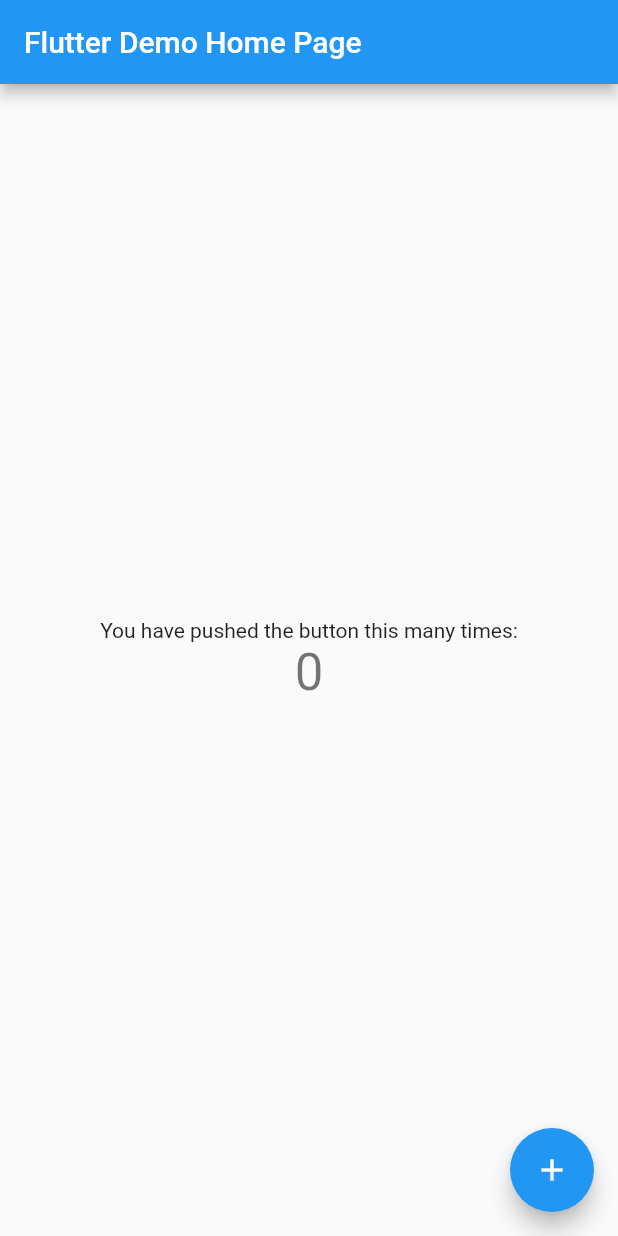
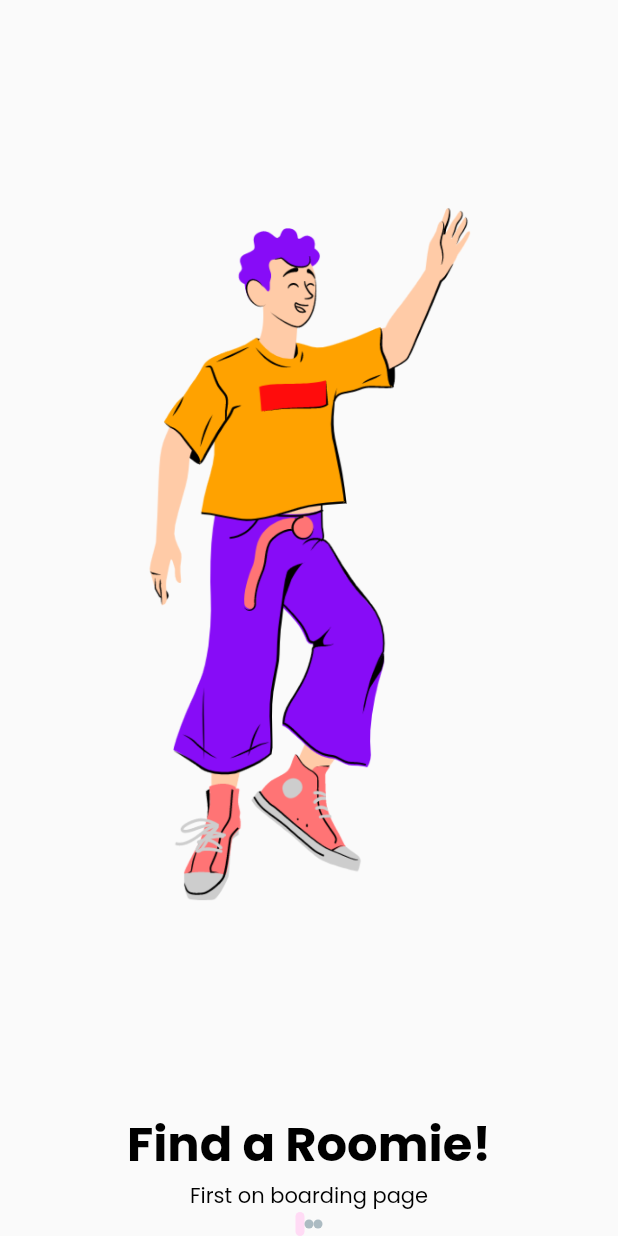
Before and after one commit to satriawarn/FlutterBooking, a Flutter app: the screen it shows after launch, on a phone screen of 412 x 824 dp. Run offline on Flutter 3.47's test engine with Material 2 defaults, Android fonts, the phone set to English and light mode, and no system bars; our stand-ins replace bloc, flutter_bloc.

Commit message:
Add onboardin page and component

```diff
--- a/lib/config/theme/app_font.dart
+++ b/lib/config/theme/app_font.dart
@@ -2,59 +2,152 @@ import 'package:flutter/material.dart';
 
 class AppFont {
   static TextStyle get hero => const TextStyle(
-      fontSize: 72, fontWeight: FontWeight.w700, color: Colors.black);
+        fontSize: 72,
+        fontWeight: FontWeight.w700,
+        color: Colors.black,
+      );
 
   static TextStyle get display1 => const TextStyle(
-      fontSize: 56, fontWeight: FontWeight.w700, color: Colors.black);
+        fontSize: 56,
+        fontWeight: FontWeight.w700,
+        color: Colors.black,
+      );
 
   static TextStyle get display2 => const TextStyle(
-      fontSize: 40, fontWeight: FontWeight.w700, color: Colors.black);
+        fontSize: 40,
+        fontWeight: FontWeight.w700,
+        color: Colors.black,
+      );
 
   static TextStyle get display3 => const TextStyle(
-      fontSize: 32, fontWeight: FontWeight.w700, color: Colors.black);
+        fontSize: 32,
+        fontWeight: FontWeight.w700,
+        color: Colors.black,
+      );
 
   static TextStyle get heading1 => const TextStyle(
-      fontSize: 24, fontWeight: FontWeight.w700, color: Colors.black);
+        fontSize: 24,
+        fontWeight: FontWeight.w700,
+        color: Colors.black,
+      );
 
   static TextStyle get heading2 => const TextStyle(
-      fontSize: 20, fontWeight: FontWeight.w700, color: Colors.black);
+        fontSize: 20,
+        fontWeight: FontWeight.w700,
+        color: Colors.black,
+      );
 
   static TextStyle get paragraphLarge => const TextStyle(
-      fontSize: 16, fontWeight: FontWeight.w400, color: Colors.black);
+        fontSize: 16,
+        fontWeight: FontWeight.w400,
+        color: Colors.black,
+      );
 
   static TextStyle get paragraphLargeBold => const TextStyle(
-      fontSize: 16, fontWeight: FontWeight.w700, color: Colors.black);
+        fontSize: 16,
+        fontWeight: FontWeight.w700,
+        color: Colors.black,
+      );
 
   static TextStyle get paragraphMedium => const TextStyle(
-      fontSize: 14, fontWeight: FontWeight.w400, color: Colors.black);
+        fontSize: 14,
+        fontWeight: FontWeight.w400,
+        color: Colors.black,
+      );
 
   static TextStyle get paragraphMediumBold => const TextStyle(
-      fontSize: 14, fontWeight: FontWeight.w700, color: Colors.black);
+        fontSize: 14,
+        fontWeight: FontWeight.w700,
+        color: Colors.black,
+      );
 
   static TextStyle get paragraphSmall => const TextStyle(
-      fontSize: 12, fontWeight: FontWeight.w400, color: Colors.black);
+        fontSize: 12,
+        fontWeight: FontWeight.w400,
+        color: Colors.black,
+      );
 
   static TextStyle get paragraphSmallBold => const TextStyle(
-      fontSize: 12, fontWeight: FontWeight.w700, color: Colors.black);
+        fontSize: 12,
+        fontWeight: FontWeight.w700,
+        color: Colors.black,
+      );
 
   static TextStyle get buttonLarge => const TextStyle(
-      fontSize: 16, fontWeight: FontWeight.w600, color: Colors.black);
+        fontSize: 16,
+        fontWeight: FontWeight.w600,
+        color: Colors.black,
+      );
 
   static TextStyle get buttonMedium => const TextStyle(
-      fontSize: 14, fontWeight: FontWeight.w600, color: Colors.black);
+        fontSize: 14,
+        fontWeight: FontWeight.w600,
+        color: Colors.black,
+      );
 
   static TextStyle get buttonSmall => const TextStyle(
-      fontSize: 12, fontWeight: FontWeight.w600, color: Colors.black);
+        fontSize: 12,
+        fontWeight: FontWeight.w600,
+        color: Colors.black,
+      );
 
   static TextStyle get componentLarge => const TextStyle(
-      fontSize: 16, fontWeight: FontWeight.w600, color: Colors.black);
+        fontSize: 16,
+        fontWeight: FontWeight.w600,
+        color: Colors.black,
+      );
 
   static TextStyle get componentMediumBold => const TextStyle(
-      fontSize: 14, fontWeight: FontWeight.w600, color: Colors.black);
+        fontSize: 14,
+        fontWeight: FontWeight.w600,
+        color: Colors.black,
+      );
 
   static TextStyle get componentMedium => const TextStyle(
-      fontSize: 14, fontWeight: FontWeight.w400, color: Colors.black);
+        fontSize: 14,
+        fontWeight: FontWeight.w400,
+        color: Colors.black,
+      );
 
   static TextStyle get componentSmall => const TextStyle(
-      fontSize: 12, fontWeight: FontWeight.w600, color: Colors.black);
+        fontSize: 12,
+        fontWeight: FontWeight.w600,
+        color: Colors.black,
+      );
+
+  static TextStyle get h0 => const TextStyle(
+        fontSize: 72,
+        fontWeight: FontWeight.w700,
+        color: Colors.black,
+      );
+
+  static TextStyle get h1 => const TextStyle(
+        fontSize: 56,
+        fontWeight: FontWeight.w700,
+        color: Colors.black,
+      );
+
+  static TextStyle get h2 => const TextStyle(
+        fontSize: 40,
+        fontWeight: FontWeight.w700,
+        color: Colors.black,
+      );
+
+  static TextStyle get h3 => const TextStyle(
+        fontSize: 32,
+        fontWeight: FontWeight.w700,
+        color: Colors.black,
+      );
+
+  static TextStyle get h4 => const TextStyle(
+        fontSize: 24,
+        fontWeight: FontWeight.w700,
+        color: Colors.black,
+      );
+
+  static TextStyle get h5 => const TextStyle(
+        fontSize: 20,
+        fontWeight: FontWeight.w700,
+        color: Colors.black,
+      );
 }
--- a/lib/data/model/onboarding/onboarding.dart
+++ b/lib/data/model/onboarding/onboarding.dart
@@ -1,41 +1,37 @@
-/// image : "imagenya"
-/// title : "titlenya"
-/// decription : "descriptionnya"
-
 class Onboarding {
   Onboarding({
       String? image,
       String? title,
-      String? decription,}){
+      String? description,}){
     _image = image;
     _title = title;
-    _decription = decription;
+    _description = description;
 }
 
   Onboarding.fromJson(dynamic json) {
     _image = json['image'];
     _title = json['title'];
-    _decription = json['decription'];
+    _description = json['description'];
   }
   String? _image;
   String? _title;
-  String? _decription;
+  String? _description;
 Onboarding copyWith({  String? image,
   String? title,
-  String? decription,
+  String? description,
 }) => Onboarding(  image: image ?? _image,
   title: title ?? _title,
-  decription: decription ?? _decription,
+  description: description ?? _description,
 );
   String? get image => _image;
   String? get title => _title;
-  String? get decription => _decription;
+  String? get description => _description;
 
   Map<String, dynamic> toJson() {
     final map = <String, dynamic>{};
     map['image'] = _image;
     map['title'] = _title;
-    map['decription'] = _decription;
+    map['description'] = _description;
     return map;
   }
 
--- a/lib/main.dart
+++ b/lib/main.dart
@@ -1,3 +1,4 @@
+import 'package:booking_aja/presentation/pages/onboarding/onboarding_view.dart';
 import 'package:flutter/material.dart';
 
 void main() {
@@ -11,105 +12,13 @@ class MyApp extends StatelessWidget {
   @override
   Widget build(BuildContext context) {
     return MaterialApp(
-      title: 'Flutter Demo',
+      debugShowCheckedModeBanner: false,
+      title: 'Booking Aja',
       theme: ThemeData(
-        // This is the theme of your application.
-        //
-        // Try running your application with "flutter run". You'll see the
-        // application has a blue toolbar. Then, without quitting the app, try
-        // changing the primarySwatch below to Colors.green and then invoke
-        // "hot reload" (press "r" in the console where you ran "flutter run",
-        // or simply save your changes to "hot reload" in a Flutter IDE).
-        // Notice that the counter didn't reset back to zero; the application
-        // is not restarted.
         primarySwatch: Colors.blue,
+        fontFamily: 'Poppins',
       ),
-      home: const MyHomePage(title: 'Flutter Demo Home Page'),
+      home: const OnboardingPage(),
     );
   }
 }
-
-class MyHomePage extends StatefulWidget {
-  const MyHomePage({super.key, required this.title});
-
-  // This widget is the home page of your application. It is stateful, meaning
-  // that it has a State object (defined below) that contains fields that affect
-  // how it looks.
-
-  // This class is the configuration for the state. It holds the values (in this
-  // case the title) provided by the parent (in this case the App widget) and
-  // used by the build method of the State. Fields in a Widget subclass are
-  // always marked "final".
-
-  final String title;
-
-  @override
-  State<MyHomePage> createState() => _MyHomePageState();
-}
-
-class _MyHomePageState extends State<MyHomePage> {
-  int _counter = 0;
-
-  void _incrementCounter() {
-    setState(() {
-      // This call to setState tells the Flutter framework that something has
-      // changed in this State, which causes it to rerun the build method below
-      // so that the display can reflect the updated values. If we changed
-      // _counter without calling setState(), then the build method would not be
-      // called again, and so nothing would appear to happen.
-      _counter++;
-    });
-  }
-
-  @override
-  Widget build(BuildContext context) {
-    // This method is rerun every time setState is called, for instance as done
-    // by the _incrementCounter method above.
-    //
-    // The Flutter framework has been optimized to make rerunning build methods
-    // fast, so that you can just rebuild anything that needs updating rather
-    // than having to individually change instances of widgets.
-    return Scaffold(
-      appBar: AppBar(
-        // Here we take the value from the MyHomePage object that was created by
-        // the App.build method, and use it to set our appbar title.
-        title: Text(widget.title),
-      ),
-      body: Center(
-        // Center is a layout widget. It takes a single child and positions it
-        // in the middle of the parent.
-        child: Column(
-          // Column is also a layout widget. It takes a list of children and
-          // arranges them vertically. By default, it sizes itself to fit its
-          // children horizontally, and tries to be as tall as its parent.
-          //
-          // Invoke "debug painting" (press "p" in the console, choose the
-          // "Toggle Debug Paint" action from the Flutter Inspector in Android
-          // Studio, or the "Toggle Debug Paint" command in Visual Studio Code)
-          // to see the wireframe for each widget.
-          //
-          // Column has various properties to control how it sizes itself and
-          // how it positions its children. Here we use mainAxisAlignment to
-          // center the children vertically; the main axis here is the vertical
-          // axis because Columns are vertical (the cross axis would be
-          // horizontal).
-          mainAxisAlignment: MainAxisAlignment.center,
-          children: <Widget>[
-            const Text(
-              'You have pushed the button this many times:',
-            ),
-            Text(
-              '$_counter',
-              style: Theme.of(context).textTheme.headline4,
-            ),
-          ],
-        ),
-      ),
-      floatingActionButton: FloatingActionButton(
-        onPressed: _incrementCounter,
-        tooltip: 'Increment',
-        child: const Icon(Icons.add),
-      ), // This trailing comma makes auto-formatting nicer for build methods.
-    );
-  }
-}
--- a/lib/presentation/pages/onboarding/component/component.dart
+++ b/lib/presentation/pages/onboarding/component/component.dart
@@ -0,0 +1,4 @@
+export 'onboarding_button.dart';
+export 'onboarding_image.dart';
+export 'onboarding_indicator.dart';
+export 'onboarding_title.dart';
--- a/lib/presentation/pages/onboarding/component/onboarding_button.dart
+++ b/lib/presentation/pages/onboarding/component/onboarding_button.dart
@@ -0,0 +1,10 @@
+import 'package:flutter/material.dart';
+
+class OnBoardingButton extends StatelessWidget {
+  const OnBoardingButton({Key? key}) : super(key: key);
+
+  @override
+  Widget build(BuildContext context) {
+    return Container();
+  }
+}
--- a/lib/presentation/pages/onboarding/component/onboarding_image.dart
+++ b/lib/presentation/pages/onboarding/component/onboarding_image.dart
@@ -0,0 +1,22 @@
+import 'package:flutter/material.dart';
+import 'package:flutter_bloc/flutter_bloc.dart';
+
+import '../onboarding_cubit.dart';
+
+class OnBoardingImage extends StatelessWidget {
+  const OnBoardingImage({Key? key}) : super(key: key);
+
+  @override
+  Widget build(BuildContext context) {
+    final cubit = BlocProvider.of<OnboardingCubit>(context);
+    return Expanded(
+      child: PageView.builder(
+        itemBuilder: (c, i) => Image.asset(
+          cubit.state.onboardingList[i].image ?? "",
+        ),
+        itemCount: cubit.state.onboardingList.length,
+        onPageChanged: cubit.goTo,
+      ),
+    );
+  }
+}
--- a/lib/presentation/pages/onboarding/component/onboarding_indicator.dart
+++ b/lib/presentation/pages/onboarding/component/onboarding_indicator.dart
@@ -0,0 +1,50 @@
+import 'package:booking_aja/presentation/pages/onboarding/onboarding_state.dart';
+import 'package:flutter/material.dart';
+import 'package:flutter_bloc/flutter_bloc.dart';
+
+import '../../../../config/config.dart';
+import '../onboarding_cubit.dart';
+
+class OnBoardingIndicator extends StatelessWidget {
+  const OnBoardingIndicator({Key? key}) : super(key: key);
+
+  @override
+  Widget build(BuildContext context) {
+    final cubit = BlocProvider.of<OnboardingCubit>(context);
+    return BlocBuilder<OnboardingCubit, OnboardingState>(
+      builder: (context, state) {
+        return Row(
+          mainAxisAlignment: MainAxisAlignment.center,
+          children: List.generate(
+            cubit.state.onboardingList.length,
+            (index) => index == cubit.state.currentIndex
+                ? _activeIndicator()
+                : _inActiveIndicator(),
+          ),
+        );
+      },
+    );
+  }
+
+  Widget _activeIndicator() {
+    return Container(
+      height: 16,
+      width: 6,
+      decoration: BoxDecoration(
+        color: AppColor.accentPink,
+        borderRadius: BorderRadius.circular(4),
+      ),
+    );
+  }
+
+  Widget _inActiveIndicator() {
+    return Container(
+      height: 6,
+      width: 6,
+      decoration: BoxDecoration(
+        color: AppColor.ink03,
+        borderRadius: BorderRadius.circular(4),
+      ),
+    );
+  }
+}
--- a/lib/presentation/pages/onboarding/component/onboarding_title.dart
+++ b/lib/presentation/pages/onboarding/component/onboarding_title.dart
@@ -0,0 +1,36 @@
+import 'package:booking_aja/presentation/pages/onboarding/onboarding_state.dart';
+import 'package:flutter/material.dart';
+import 'package:flutter_bloc/flutter_bloc.dart';
+
+import '../../../../config/theme/app_font.dart';
+import '../onboarding_cubit.dart';
+
+class OnBoardintTitle extends StatelessWidget {
+  const OnBoardintTitle({Key? key}) : super(key: key);
+
+  @override
+  Widget build(BuildContext context) {
+    final cubit = BlocProvider.of<OnboardingCubit>(context);
+    return BlocBuilder<OnboardingCubit, OnboardingState>(
+      builder: (context, state) {
+        return Column(
+          mainAxisSize: MainAxisSize.min,
+          children: [
+            Text(
+              cubit.state.onboardingList[cubit.state.currentIndex].title ?? "",
+              style: AppFont.h3,
+              textAlign: TextAlign.center,
+            ),
+            Text(
+              cubit.state.onboardingList[cubit.state.currentIndex]
+                      .description ??
+                  "",
+              style: AppFont.paragraphMedium,
+              textAlign: TextAlign.center,
+            ),
+          ],
+        );
+      },
+    );
+  }
+}
--- a/lib/presentation/pages/onboarding/onboarding_cubit.dart
+++ b/lib/presentation/pages/onboarding/onboarding_cubit.dart
@@ -4,4 +4,24 @@ import 'onboarding_state.dart';
 
 class OnboardingCubit extends Cubit<OnboardingState> {
   OnboardingCubit() : super(OnboardingState().init());
+
+  void next() {
+    if (state.currentIndex < state.onboardingList.length - 1) {
+      emit(
+        state.clone()..currentIndex = state.currentIndex + 1,
+      );
+    }
+  }
+
+  void previous() {
+    if (state.currentIndex > 0) {
+      emit(state.clone()..currentIndex = state.currentIndex - 1);
+    }
+  }
+
+  void goTo(int index) {
+    if (index >= 0 && index < state.onboardingList.length) {
+      emit(state.clone()..currentIndex = index);
+    }
+  }
 }
--- a/lib/presentation/pages/onboarding/onboarding_state.dart
+++ b/lib/presentation/pages/onboarding/onboarding_state.dart
@@ -1,4 +1,28 @@
+import 'package:booking_aja/data/src/img_string.dart';
+
+import '../../../data/model/onboarding/onboarding.dart';
+
 class OnboardingState {
+  final List<Onboarding> onboardingList = [
+    Onboarding(
+      title: "Find a Roomie!",
+      description: "First on boarding page",
+      image: ImgString.cittaStanding
+    ),
+    Onboarding(
+      title: "Your Roomate Finder",
+      description: "Second on boarding page",
+      image: ImgString.cittaStanding2
+    ),
+    Onboarding(
+      title: "Find Your Match!",
+      description: "Third on boarding page",
+      image: ImgString.cittaStanding1
+    ),
+  ];
+
+  int currentIndex = 0;
+
   OnboardingState init() {
     return OnboardingState();
   }
--- a/lib/presentation/pages/onboarding/onboarding_view.dart
+++ b/lib/presentation/pages/onboarding/onboarding_view.dart
@@ -1,3 +1,4 @@
+import 'package:booking_aja/presentation/pages/onboarding/component/component.dart';
 import 'package:flutter/material.dart';
 import 'package:flutter_bloc/flutter_bloc.dart';
 
@@ -5,6 +6,8 @@ import 'onboarding_cubit.dart';
 import 'onboarding_state.dart';
 
 class OnboardingPage extends StatelessWidget {
+  const OnboardingPage({super.key});
+
   @override
   Widget build(BuildContext context) {
     return BlocProvider(
@@ -14,8 +17,16 @@ class OnboardingPage extends StatelessWidget {
   }
 
   Widget _buildPage(BuildContext context) {
-    final cubit = BlocProvider.of<OnboardingCubit>(context);
 
-    return Container();
+    return Scaffold(
+      body: Column(
+        children: const [
+          OnBoardingImage(),
+          OnBoardintTitle(),
+          OnBoardingIndicator(),
+          OnBoardingButton(),
+        ],
+      ),
+    );
   }
 }
--- a/lib/presentation/pages/pages.dart
+++ b/lib/presentation/pages/pages.dart
@@ -0,0 +1 @@
+export 'onboarding/onboarding_view.dart';
```
Also changed, not shown: 3 other files.
